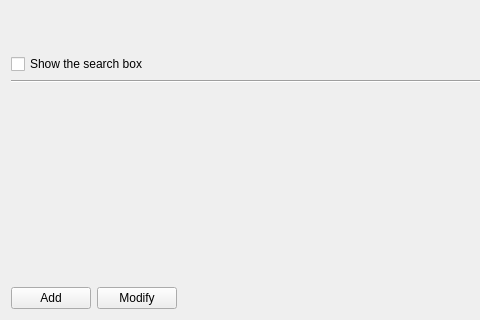
First picture: the form in applets/lancelot/parts/LancelotPartConfigBase.ui, repository KDE/kdeplasma-addons, before the edit; both pictures show x 0 to 480 and y 372 to 692 of the 629 by 692 pixel window.
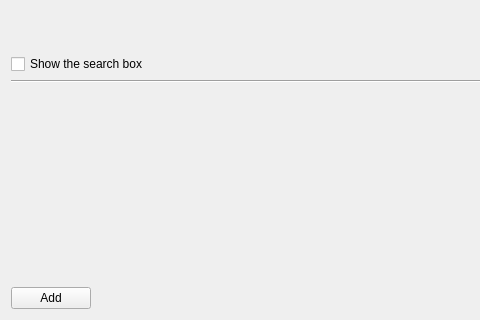
Second picture: the form after the edit. Custom widgets are drawn as their Qt base class.

The edit to the form file:
```diff
--- a/applets/lancelot/parts/LancelotPartConfigBase.ui
+++ b/applets/lancelot/parts/LancelotPartConfigBase.ui
@@ -183,13 +183,6 @@
               </property>
              </widget>
             </item>
-            <item>
-             <widget class="QPushButton" name="buttonContentsModify">
-              <property name="text">
-               <string>Modify</string>
-              </property>
-             </widget>
-            </item>
             <item>
              <spacer name="horizontalSpacer">
               <property name="orientation">
```
